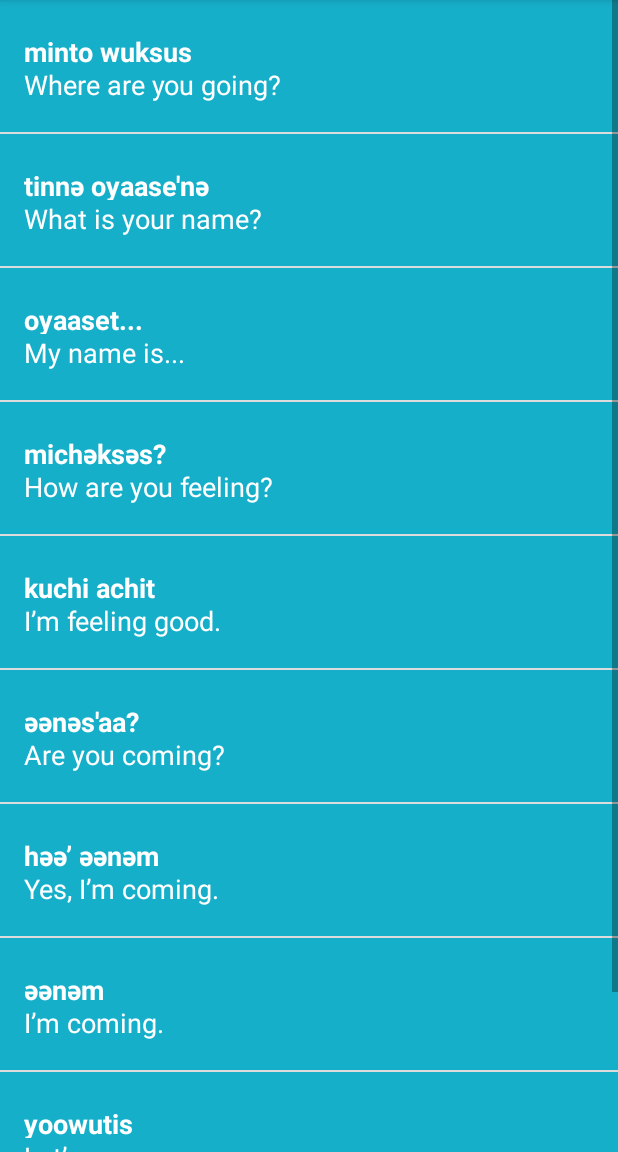
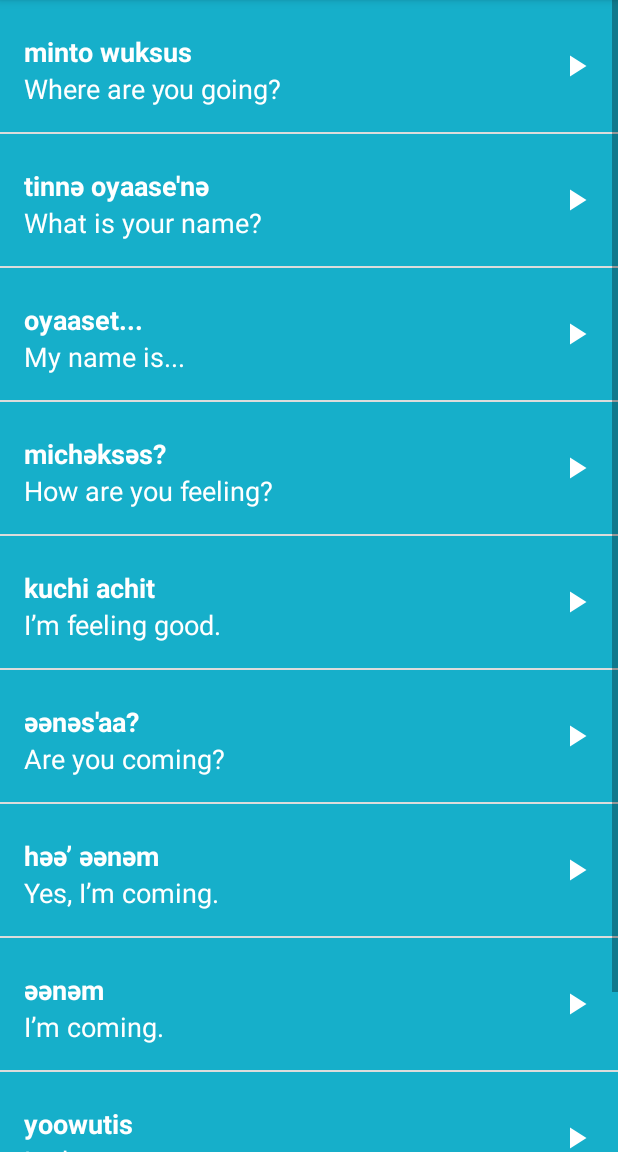
Before and after one commit to kostikov/miwok, an Android app: the PhrasesActivity screen opened directly, with no data from a screen before it, after a tap on "michәksәs?", on a phone screen of 412 x 824 dp, the part 84-1236 px from its top. Run offline under Robolectric (Android 15) with nearby library versions, the phone set to English and light mode, and no system bars.

Commit message:
16101701

```diff
--- a/app/src/main/java/com/example/android/miwok/PhrasesActivity.java
+++ b/app/src/main/java/com/example/android/miwok/PhrasesActivity.java
@@ -1,5 +1,7 @@
 package com.example.android.miwok;
 
+import android.content.Context;
+import android.media.AudioManager;
 import android.media.MediaPlayer;
 import android.os.Bundle;
 import android.support.v7.app.AppCompatActivity;
@@ -12,6 +14,22 @@ import java.util.ArrayList;
 public class PhrasesActivity extends AppCompatActivity {
 
     private MediaPlayer mediaPlayer;
+    AudioManager.OnAudioFocusChangeListener listener = new AudioManager.OnAudioFocusChangeListener() {
+        @Override
+        public void onAudioFocusChange(int i) {
+
+            if (i == AudioManager.AUDIOFOCUS_GAIN) {
+                mediaPlayer.start();
+            } else if (i == AudioManager.AUDIOFOCUS_LOSS) {
+                mediaPlayer.release();
+            } else if (i == AudioManager.AUDIOFOCUS_GAIN_TRANSIENT_MAY_DUCK ||
+                    i == AudioManager.AUDIOFOCUS_LOSS_TRANSIENT) {
+                mediaPlayer.pause();
+                mediaPlayer.seekTo(0);
+            }
+        }
+    };
+    private AudioManager audioManager;
 
     @Override
     protected void onCreate(Bundle savedInstanceState) {
@@ -35,6 +53,8 @@ public class PhrasesActivity extends AppCompatActivity {
         ListView listView = (ListView) findViewById(R.id.wordList);
         listView.setAdapter(wordAdapter);
 
+        audioManager = (AudioManager) getSystemService(Context.AUDIO_SERVICE);
+
         listView.setOnItemClickListener(new AdapterView.OnItemClickListener() {
             @Override
             public void onItemClick(AdapterView<?> adapterView, View view, int i, long l) {
@@ -43,8 +63,14 @@ public class PhrasesActivity extends AppCompatActivity {
 
                 Word currentWord = words.get(i);
 
-                mediaPlayer = MediaPlayer.create(PhrasesActivity.this, currentWord.getAudioResourceID());
-                mediaPlayer.start();
+                int result = audioManager.requestAudioFocus(listener, AudioManager.STREAM_MUSIC,
+                        AudioManager.AUDIOFOCUS_GAIN_TRANSIENT);
+
+                if (result == AudioManager.AUDIOFOCUS_REQUEST_GRANTED) {
+
+                    mediaPlayer = MediaPlayer.create(PhrasesActivity.this, currentWord.getAudioResourceID());
+                    mediaPlayer.start();
+                }
 
             }
         });
@@ -66,6 +92,7 @@ public class PhrasesActivity extends AppCompatActivity {
 
             mediaPlayer.release();
             mediaPlayer = null;
+            audioManager.abandonAudioFocus(listener);
 
         }
 
--- a/app/src/main/java/com/example/android/miwok/WordAdapter.java
+++ b/app/src/main/java/com/example/android/miwok/WordAdapter.java
@@ -8,7 +8,7 @@ import android.view.View;
 import android.view.ViewGroup;
 import android.widget.ArrayAdapter;
 import android.widget.ImageView;
-import android.widget.LinearLayout;
+import android.widget.RelativeLayout;
 import android.widget.TextView;
 
 import java.util.ArrayList;
@@ -45,8 +45,8 @@ public class WordAdapter extends ArrayAdapter<Word> {
             imageView.setVisibility(View.GONE);
         }
 
-        LinearLayout linearLayout = (LinearLayout) listItemView.findViewById(R.id.backgroundWords);
-        linearLayout.setBackgroundResource(mColorResourceId);
+        RelativeLayout relativeLayout = (RelativeLayout) listItemView.findViewById(R.id.backgroundWords);
+        relativeLayout.setBackgroundResource(mColorResourceId);
 
         TextView miwokTextView = (TextView) listItemView.findViewById(R.id.textViewMiwokTranslation);
         miwokTextView.setText(currentWord.getMiwokTranslation());
@@ -54,14 +54,6 @@ public class WordAdapter extends ArrayAdapter<Word> {
         TextView defaultTextView = (TextView) listItemView.findViewById(R.id.textViewDefaultTranslation);
         defaultTextView.setText(currentWord.getDefaultTranslation());
 
-//        listItemView.setOnClickListener(new View.OnClickListener() {
-//            @Override
-//            public void onClick(View view) {
-//                mediaPlayer = MediaPlayer.create(getContext(), currentWord.getAudioResourceID());
-//                mediaPlayer.start();
-//            }
-//        });
-
         return listItemView;
 
     }
--- a/app/src/main/res/layout/list_layout.xml
+++ b/app/src/main/res/layout/list_layout.xml
@@ -4,6 +4,7 @@
     xmlns:tools="http://schemas.android.com/tools"
     android:layout_width="match_parent"
     android:layout_height="match_parent"
+    android:background="@android:color/darker_gray"
     android:orientation="vertical">
 
     <LinearLayout
@@ -19,9 +20,10 @@
             android:layout_height="88dp"
             app:srcCompat="@mipmap/ic_launcher" />
 
-        <LinearLayout
+
+        <RelativeLayout
             android:id="@+id/backgroundWords"
-            android:layout_width="match_parent"
+            android:layout_width="wrap_content"
             android:layout_height="match_parent"
             android:orientation="vertical"
             android:paddingLeft="16dp">
@@ -29,20 +31,34 @@
             <TextView
                 android:id="@+id/textViewMiwokTranslation"
                 style="@style/MiwokWordStyle"
-                android:layout_width="match_parent"
-                android:layout_height="44dp"
+                android:layout_width="wrap_content"
+                android:layout_height="wrap_content"
+                android:layout_alignParentLeft="true"
+                android:layout_alignParentStart="true"
                 android:paddingTop="22dp"
                 tools:text="lutti" />
 
             <TextView
                 android:id="@+id/textViewDefaultTranslation"
                 style="@style/TranslateWordStyle"
-                android:layout_width="match_parent"
-                android:layout_height="44dp"
+                android:layout_width="wrap_content"
+                android:layout_height="wrap_content"
+                android:layout_alignParentLeft="true"
+                android:layout_alignParentStart="true"
+                android:layout_below="@+id/textViewMiwokTranslation"
                 tools:text="one" />
 
+            <ImageView
+                android:id="@+id/imageView"
+                android:layout_width="wrap_content"
+                android:layout_height="wrap_content"
+                android:layout_alignParentRight="true"
+                android:layout_centerVertical="true"
+                android:paddingRight="16dp"
+                app:srcCompat="@drawable/ic_play_arrow_white_24dp" />
 
-        </LinearLayout>
+
+        </RelativeLayout>
 
     </LinearLayout>
 
```
Also changed, not shown: app/src/main/java/com/example/android/miwok/ColorsActivity.java (+33 -4 lines), app/src/main/java/com/example/android/miwok/FamilyActivity.java (+43 -8 lines), app/src/main/java/com/example/android/miwok/NumbersActivity.java (+33 -12 lines), app/src/main/res/drawable-hdpi/ic_play_arrow_black_24dp.png (added), app/src/main/res/drawable-hdpi/ic_play_arrow_white_24dp.png (added), app/src/main/res/drawable-mdpi/ic_play_arrow_black_24dp.png (added), app/src/main/res/drawable-mdpi/ic_play_arrow_white_24dp.png (added), app/src/main/res/drawable-xhdpi/ic_play_arrow_black_24dp.png (added), app/src/main/res/drawable-xhdpi/ic_play_arrow_white_24dp.png (added), app/src/main/res/drawable-xxhdpi/ic_play_arrow_black_24dp.png (added), app/src/main/res/drawable-xxhdpi/ic_play_arrow_white_24dp.png (added), app/src/main/res/drawable-xxxhdpi/ic_play_arrow_black_24dp.png (added), app/src/main/res/drawable-xxxhdpi/ic_play_arrow_white_24dp.png (added).
